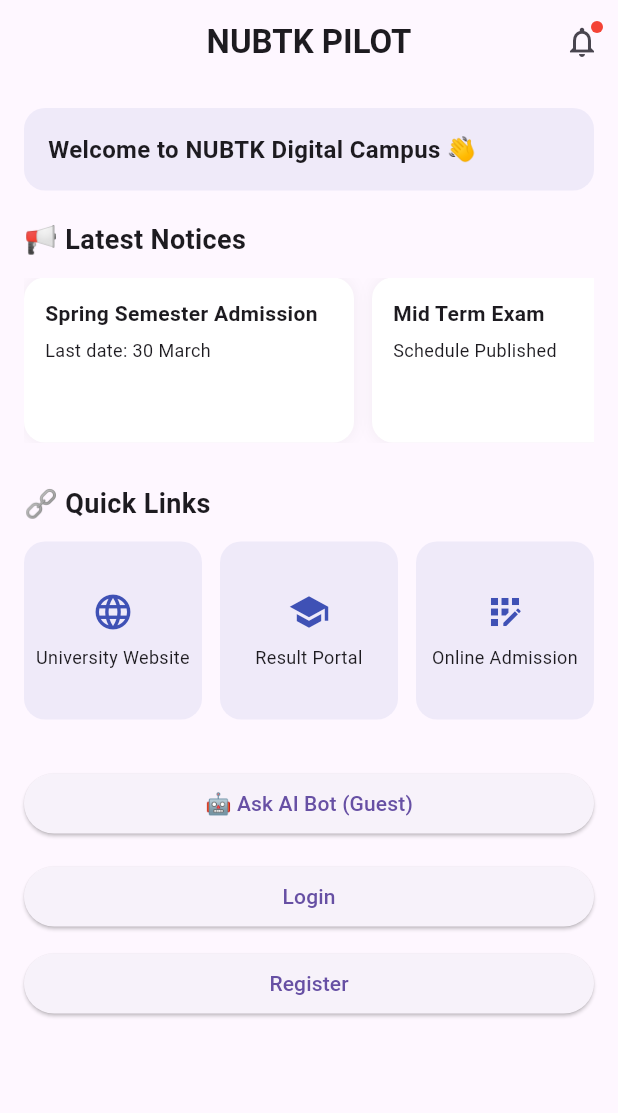
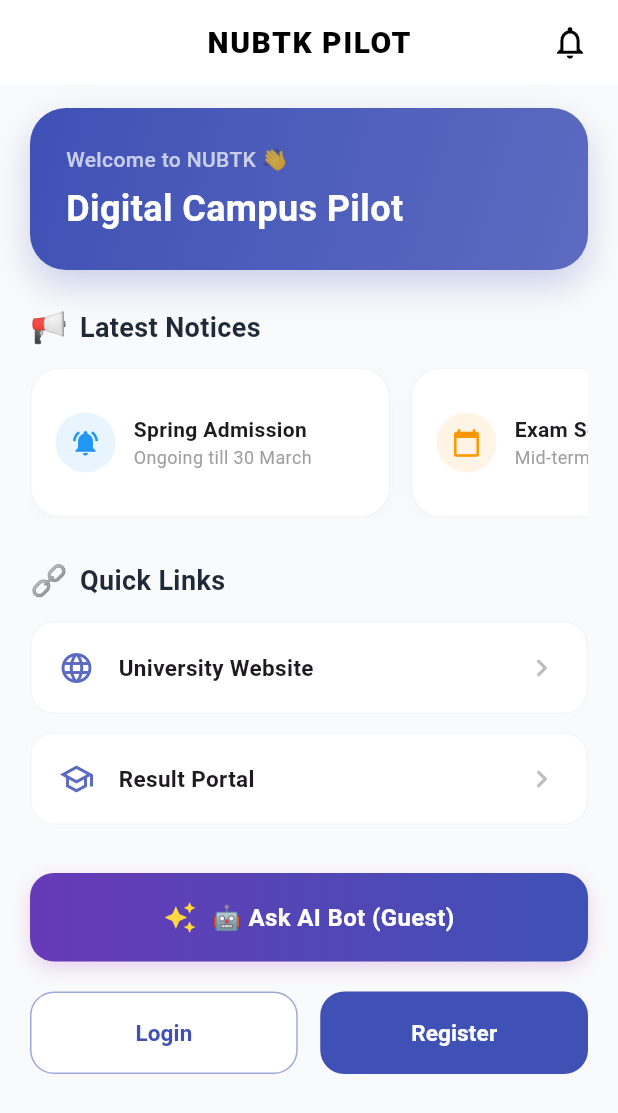
Before and after one commit to bashirnubtk/nubtk_pilot, a Flutter app: the screen it shows after launch, on a phone screen of 412 x 824 dp. Shown: the top 1113 px of the screen. Run offline on Flutter 3.47's test engine with Material 3 defaults, Android fonts, the phone set to English and light mode, and no system bars.

Commit message:
feat: upgrade Home UI with glassmorphic cards and Gemini-style AI interaction

```diff
--- a/lib/features/home/home_screen.dart
+++ b/lib/features/home/home_screen.dart
@@ -14,78 +14,58 @@ class HomeScreen extends StatelessWidget {
     final languageCode = Provider.of<LanguageProvider>(context).languageCode;
 
     return Scaffold(
+      backgroundColor: const Color(0xFFF9FAFB), // Soft modern background
       appBar: AppBar(
         centerTitle: true,
+        elevation: 0,
+        backgroundColor: Colors.white,
+        foregroundColor: Colors.black,
         title: const Text(
           'NUBTK PILOT',
-          style: TextStyle(fontWeight: FontWeight.bold),
+          style: TextStyle(
+            fontWeight: FontWeight.w800,
+            letterSpacing: 1.0,
+            fontSize: 20,
+          ),
         ),
         actions: [
-          Stack(
-            children: [
-              IconButton(
-                icon: const Icon(Icons.notifications_none),
+          Padding(
+            padding: const EdgeInsets.only(right: 8.0),
+            child: IconButton(
+              icon: const Icon(Icons.notifications_outlined, size: 26),
               onPressed: () {},
             ),
-              Positioned(
-                right: 10,
-                top: 10,
-                child: Container(
-                  width: 8,
-                  height: 8,
-                  decoration: const BoxDecoration(
-                    color: Colors.red,
-                    shape: BoxShape.circle,
-                  ),
-                ),
-              )
-            ],
           ),
         ],
       ),
-      body: SingleChildScrollView(
-        padding: const EdgeInsets.all(16),
+      body: SafeArea(
+        child: SingleChildScrollView(
+          padding: const EdgeInsets.symmetric(horizontal: 20, vertical: 16),
           child: Column(
             crossAxisAlignment: CrossAxisAlignment.start,
             children: [
               _headerGreeting(),
-            const SizedBox(height: 20),
+              const SizedBox(height: 24),
 
-            _noticeSection(languageCode),
+              _sectionTitle('📢', AppStrings.latestNotices[languageCode]!),
+              const SizedBox(height: 12),
+              _noticeSection(),
               const SizedBox(height: 28),
 
+              _sectionTitle('🔗', AppStrings.quickLinks[languageCode]!),
+              const SizedBox(height: 12),
               _quickLinksSection(languageCode),
               const SizedBox(height: 32),
 
-            PrimaryButton(
-              title: AppStrings.askAIBot[languageCode]!,
-              onPressed: () {
-                Navigator.push(
-                  context,
-                  MaterialPageRoute(builder: (_) => const AIBotScreen()),
-                );
-              },
+              // AI Assistant Button with Sparkle Icon
+              _aiAssistantButton(languageCode, context),
+              const SizedBox(height: 20),
+
+              // Auth Buttons (Login & Register)
+              _authButtons(languageCode, context),
+              const SizedBox(height: 30),
+            ],
           ),
-            const SizedBox(height: 14),
-
-            PrimaryButton(
-              title: AppStrings.login[languageCode]!,
-              onPressed: () {
-                Navigator.push(
-                  context,
-                  MaterialPageRoute(builder: (_) => const LoginScreen()),
-                );
-              },
-            ),
-            const SizedBox(height: 10),
-
-            PrimaryButton(
-              title: AppStrings.register[languageCode]!,
-              onPressed: () {
-                // Next step
-              },
-            ),
-          ],
         ),
       ),
     );
@@ -94,76 +74,163 @@ class HomeScreen extends StatelessWidget {
   Widget _headerGreeting() {
     return Container(
       width: double.infinity,
-      padding: const EdgeInsets.all(16),
+      padding: const EdgeInsets.all(24),
       decoration: BoxDecoration(
-        borderRadius: BorderRadius.circular(14),
-        color: Colors.indigo.withOpacity(0.08),
+        gradient: const LinearGradient(
+          colors: [Color(0xFF3F51B5), Color(0xFF5C6BC0)],
+          begin: Alignment.topLeft,
+          end: Alignment.bottomRight,
         ),
-      child: const Text(
-        'Welcome to NUBTK Digital Campus 👋',
-        style: TextStyle(fontSize: 16, fontWeight: FontWeight.w600),
+        borderRadius: BorderRadius.circular(24),
+        boxShadow: [
+          BoxShadow(
+            color: Colors.indigo.withOpacity(0.25),
+            blurRadius: 20,
+            offset: const Offset(0, 10),
+          )
+        ],
+      ),
+      child: const Column(
+        crossAxisAlignment: CrossAxisAlignment.start,
+        children: [
+          Text(
+            'Welcome to NUBTK 👋',
+            style: TextStyle(fontSize: 14, color: Colors.white70, fontWeight: FontWeight.w500),
+          ),
+          SizedBox(height: 6),
+          Text(
+            'Digital Campus Pilot',
+            style: TextStyle(fontSize: 24, fontWeight: FontWeight.bold, color: Colors.white),
+          ),
+        ],
       ),
     );
   }
 
-  Widget _noticeSection(String languageCode) {
-    return Column(
-      crossAxisAlignment: CrossAxisAlignment.start,
+  Widget _aiAssistantButton(String languageCode, BuildContext context) {
+    return InkWell(
+      onTap: () => Navigator.push(context, MaterialPageRoute(builder: (_) => const AIBotScreen())),
+      child: Container(
+        padding: const EdgeInsets.symmetric(vertical: 18),
+        decoration: BoxDecoration(
+          gradient: const LinearGradient(colors: [Colors.deepPurple, Colors.indigo]),
+          borderRadius: BorderRadius.circular(16),
+          boxShadow: [
+            BoxShadow(color: Colors.purple.withOpacity(0.2), blurRadius: 10, offset: const Offset(0, 4))
+          ]
+        ),
+        child: Row(
+          mainAxisAlignment: MainAxisAlignment.center,
           children: [
+            const Icon(Icons.auto_awesome, color: Colors.amberAccent, size: 22), // Gemini style sparkle
+            const SizedBox(width: 10),
             Text(
-          '📢 ${AppStrings.latestNotices[languageCode]!}',
-          style: const TextStyle(fontSize: 18, fontWeight: FontWeight.bold),
-        ),
-        const SizedBox(height: 12),
-        SizedBox(
-          height: 110,
-          child: ListView(
-            scrollDirection: Axis.horizontal,
-            children: const [
-              _NoticeCard(
-                title: 'Spring Semester Admission',
-                subtitle: 'Last date: 30 March',
-              ),
-              _NoticeCard(
-                title: 'Mid Term Exam',
-                subtitle: 'Schedule Published',
+              AppStrings.askAIBot[languageCode]!,
+              style: const TextStyle(color: Colors.white, fontWeight: FontWeight.bold, fontSize: 16),
             ),
           ],
+        ),
+      ),
+    );
+  }
+
+  Widget _authButtons(String languageCode, BuildContext context) {
+    return Row(
+      children: [
+        Expanded(
+          child: _modernButton(
+            title: AppStrings.login[languageCode]!,
+            isFilled: false,
+            onPressed: () => Navigator.push(context, MaterialPageRoute(builder: (_) => const LoginScreen())),
+          ),
+        ),
+        const SizedBox(width: 15),
+        Expanded(
+          child: _modernButton(
+            title: AppStrings.register[languageCode]!,
+            isFilled: true,
+            onPressed: () {},
           ),
         ),
       ],
     );
   }
 
+  Widget _modernButton({required String title, required bool isFilled, required VoidCallback onPressed}) {
+    return SizedBox(
+      height: 55,
+      child: TextButton(
+        style: TextButton.styleFrom(
+          backgroundColor: isFilled ? Colors.indigo : Colors.white,
+          shape: RoundedRectangleBorder(
+            borderRadius: BorderRadius.circular(16),
+            side: BorderSide(color: isFilled ? Colors.transparent : Colors.indigo.shade200),
+          ),
+          elevation: isFilled ? 2 : 0,
+        ),
+        onPressed: onPressed,
+        child: Text(
+          title,
+          style: TextStyle(
+            color: isFilled ? Colors.white : Colors.indigo,
+            fontWeight: FontWeight.bold,
+            fontSize: 15,
+          ),
+        ),
+      ),
+    );
+  }
+
+  Widget _sectionTitle(String emoji, String title) {
+    return Row(
+      children: [
+        Text(emoji, style: const TextStyle(fontSize: 20)),
+        const SizedBox(width: 8),
+        Text(
+          title,
+          style: const TextStyle(fontSize: 18, fontWeight: FontWeight.w700, color: Color(0xFF1F2937)),
+        ),
+      ],
+    );
+  }
+
+  Widget _noticeSection() {
+    return SizedBox(
+      height: 100,
+      child: ListView(
+        scrollDirection: Axis.horizontal,
+        physics: const BouncingScrollPhysics(),
+        children: const [
+          _NoticeCard(
+            title: 'Spring Admission',
+            subtitle: 'Ongoing till 30 March',
+            icon: Icons.notifications_active,
+            color: Colors.blue,
+          ),
+          _NoticeCard(
+            title: 'Exam Schedule',
+            subtitle: 'Mid-term is coming',
+            icon: Icons.calendar_today,
+            color: Colors.orange,
+          ),
+        ],
+      ),
+    );
+  }
+
   Widget _quickLinksSection(String languageCode) {
     return Column(
-      crossAxisAlignment: CrossAxisAlignment.start,
       children: [
-        Text(
-          '🔗 ${AppStrings.quickLinks[languageCode]!}',
-          style: const TextStyle(fontSize: 18, fontWeight: FontWeight.bold),
+        _ModernListTile(
+          icon: Icons.language_rounded,
+          title: AppStrings.universityWebsite[languageCode]!,
+          onTap: () {},
         ),
         const SizedBox(height: 12),
-        GridView.count(
-          shrinkWrap: true,
-          crossAxisCount: 3,
-          crossAxisSpacing: 12,
-          mainAxisSpacing: 12,
-          physics: const NeverScrollableScrollPhysics(),
-          children: [
-            _QuickLinkCard(
-              icon: Icons.language,
-              title: AppStrings.universityWebsite[languageCode]!,
-            ),
-            _QuickLinkCard(
-              icon: Icons.school,
+        _ModernListTile(
+          icon: Icons.school_outlined,
           title: AppStrings.resultPortal[languageCode]!,
-            ),
-            _QuickLinkCard(
-              icon: Icons.app_registration,
-              title: AppStrings.onlineAdmission[languageCode]!,
-            ),
-          ],
+          onTap: () {},
         ),
       ],
     );
@@ -173,69 +240,75 @@ class HomeScreen extends StatelessWidget {
 class _NoticeCard extends StatelessWidget {
   final String title;
   final String subtitle;
+  final IconData icon;
+  final Color color;
 
-  const _NoticeCard({
-    required this.title,
-    required this.subtitle,
-  });
+  const _NoticeCard({required this.title, required this.subtitle, required this.icon, required this.color});
 
   @override
   Widget build(BuildContext context) {
     return Container(
-      width: 220,
-      margin: const EdgeInsets.only(right: 12),
-      padding: const EdgeInsets.all(14),
+      width: 240,
+      margin: const EdgeInsets.only(right: 14),
+      padding: const EdgeInsets.all(16),
       decoration: BoxDecoration(
-        borderRadius: BorderRadius.circular(14),
         color: Colors.white,
+        borderRadius: BorderRadius.circular(20),
+        border: Border.all(color: Colors.grey.shade100),
         boxShadow: [
-          BoxShadow(
-            color: Colors.black.withOpacity(0.05),
-            blurRadius: 8,
-          )
+          BoxShadow(color: Colors.black.withOpacity(0.02), blurRadius: 10, offset: const Offset(0, 4))
         ],
       ),
+      child: Row(
+        children: [
+          CircleAvatar(
+            backgroundColor: color.withOpacity(0.1),
+            child: Icon(icon, color: color, size: 20),
+          ),
+          const SizedBox(width: 12),
+          Expanded(
             child: Column(
+              mainAxisAlignment: MainAxisAlignment.center,
               crossAxisAlignment: CrossAxisAlignment.start,
               children: [
-          Text(title,
-              style:
-                  const TextStyle(fontWeight: FontWeight.bold, fontSize: 14)),
-          const SizedBox(height: 6),
-          Text(subtitle, style: const TextStyle(fontSize: 12)),
+                Text(title, style: const TextStyle(fontWeight: FontWeight.bold, fontSize: 14)),
+                Text(subtitle, style: TextStyle(fontSize: 12, color: Colors.grey.shade500)),
+              ],
+            ),
+          ),
         ],
       ),
     );
   }
 }
 
-class _QuickLinkCard extends StatelessWidget {
+class _ModernListTile extends StatelessWidget {
   final IconData icon;
   final String title;
+  final VoidCallback onTap;
 
-  const _QuickLinkCard({
-    required this.icon,
-    required this.title,
-  });
+  const _ModernListTile({required this.icon, required this.title, required this.onTap});
 
   @override
   Widget build(BuildContext context) {
-    return Container(
+    return InkWell(
+      onTap: onTap,
+      borderRadius: BorderRadius.circular(16),
+      child: Container(
+        padding: const EdgeInsets.all(18),
         decoration: BoxDecoration(
-        borderRadius: BorderRadius.circular(14),
-        color: Colors.indigo.withOpacity(0.08),
+          color: Colors.white,
+          borderRadius: BorderRadius.circular(16),
+          border: Border.all(color: Colors.grey.shade100),
         ),
-      child: Column(
-        mainAxisAlignment: MainAxisAlignment.center,
+        child: Row(
           children: [
-          Icon(icon, size: 28, color: Colors.indigo),
-          const SizedBox(height: 8),
-          Text(
-            title,
-            textAlign: TextAlign.center,
-            style: const TextStyle(fontSize: 12),
+            Icon(icon, color: Colors.indigo.shade400, size: 24),
+            const SizedBox(width: 16),
+            Expanded(child: Text(title, style: const TextStyle(fontWeight: FontWeight.w600, fontSize: 15))),
+            Icon(Icons.chevron_right_rounded, color: Colors.grey.shade400),
+          ],
         ),
-        ],
       ),
     );
   }
```
Also changed, not shown: 1 other file. Lines whose indentation alone changed are shown as unchanged.
